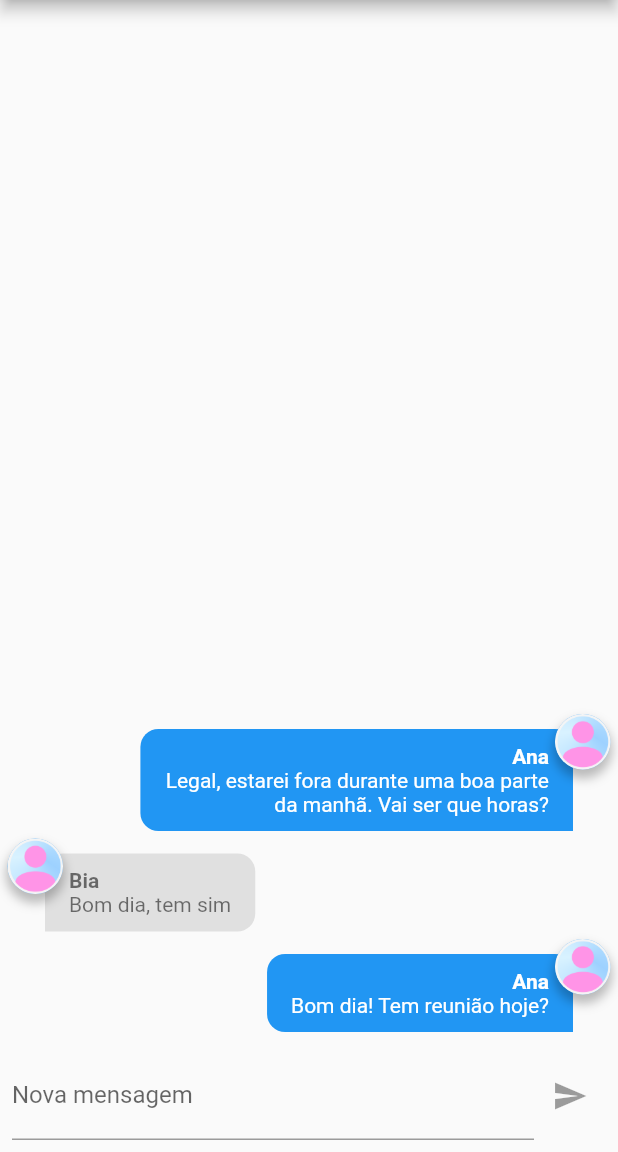
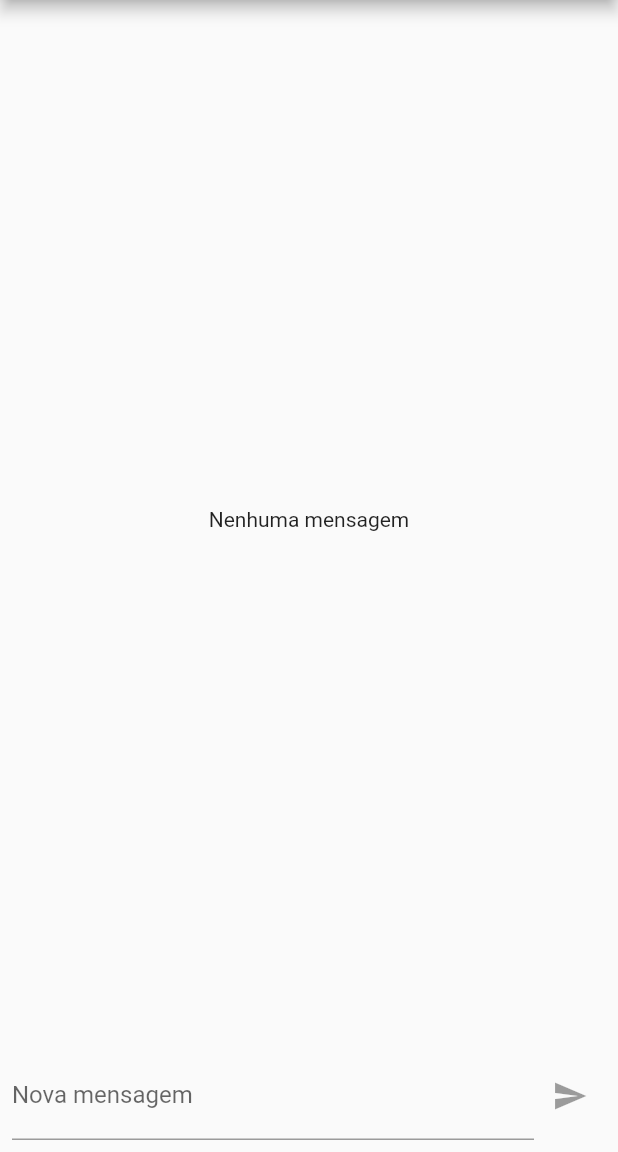
Before and after one commit to TonySilva7/chat-flutter, a Flutter app: the screen it shows after launch, on a phone screen of 412 x 824 dp, the part 84-1236 px from its top. Run offline on Flutter 3.47's test engine with Material 2 defaults, Android fonts, the phone set to English and light mode, and no system bars; our stand-ins replace image_picker; accounts and stored records are empty.

```diff
--- a/lib/app/core/services/chat/chat_service_mock.dart
+++ b/lib/app/core/services/chat/chat_service_mock.dart
@@ -5,40 +5,8 @@ import 'package:chat/app/core/models/chat_message.dart';
 import 'package:chat/app/core/services/chat/chat_service_protocol.dart';
 
 class ChatServiceMock implements ChatServiceProtocol {
-  static final List<ChatMessage> _msgs = [
-    ChatMessage(
-      id: '1',
-      text: 'Bom dia! Tem reunião hoje?',
-      createdAt: DateTime.now(),
-      userId: '123',
-      userName: 'Ana',
-      userImageURL: 'assets/images/avatar.png',
-    ),
-    ChatMessage(
-      id: '2',
-      text: 'Bom dia, tem sim',
-      createdAt: DateTime.now(),
-      userId: '234',
-      userName: 'Bia',
-      userImageURL: 'assets/images/avatar.png',
-    ),
-    ChatMessage(
-      id: '1',
-      text: 'Legal, estarei fora durante uma boa parte da manhã. Vai ser que horas?',
-      createdAt: DateTime.now(),
-      userId: '123',
-      userName: 'Ana',
-      userImageURL: 'assets/images/avatar.png',
-    ),
-  ];
+  static final List<ChatMessage> _msgs = [];
   static MultiStreamController<List<ChatMessage>>? _controller;
-
-  //   static MultiStreamController<ChatUser?>? _controller;
-
-  // static final _userStream = Stream<ChatUser?>.multi((controller) {
-  //   _controller = controller;
-  //   _updateUser(defaultUser);
-  // });
 
   static final _msgsStream = Stream<List<ChatMessage>>.multi((controller) {
     _controller = controller;
--- a/lib/app/widgets/new_message.dart
+++ b/lib/app/widgets/new_message.dart
@@ -15,7 +15,8 @@ class _NewMessagesState extends State<NewMessages> {
   final _messageController = TextEditingController();
 
   Future<void> _sendMessage() async {
-    final user = AuthServiceFactory.create().currentUser;
+    final authService = AuthServiceFactory.create();
+    final user = authService.currentUser;
 
     if (user != null) {
       await ChatServiceFactory.create().save(_message, user);
@@ -31,11 +32,17 @@ class _NewMessagesState extends State<NewMessages> {
         children: [
           Expanded(
             child: TextField(
-              controller: _messageController,
-              onChanged: (value) => setState(() => _message = value),
               decoration: const InputDecoration(
                 labelText: 'Nova mensagem',
               ),
+              controller: _messageController,
+              onChanged: (value) => setState(() => _message = value),
+              // onSubmitted: (_) {
+              //   if (_message.trim().isNotEmpty) _sendMessage();
+              // },
+              keyboardType: TextInputType.multiline,
+              textInputAction: TextInputAction.newline,
+              maxLines: null,
             ),
           ),
           IconButton(
```
Also changed, not shown: lib/app/core/models/chat_notification.dart (added, +30 -0 lines), lib/app/core/services/notification/push_notification_service.dart (added, +18 -0 lines).
